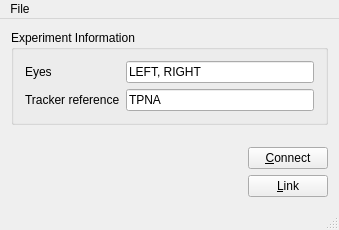
The window that window/mainwindow.ui (Zentetsu/TobiiProNano) describes before a commit, drawn with Qt 5.
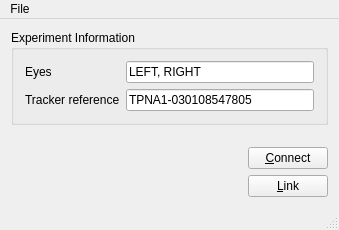
The same window after the commit.

```diff
--- a/window/mainwindow.ui
+++ b/window/mainwindow.ui
@@ -45,7 +45,7 @@
                         <item row="3" column="1">
                             <widget class="QLineEdit" name="ET_serial">
                                 <property name="text">
-                                    <string>TPNA</string>
+                                    <string>TPNA1-030108547805</string>
                                 </property>
                             </widget>
                         </item>
```
